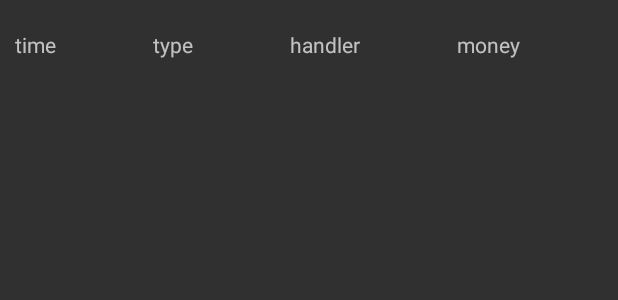
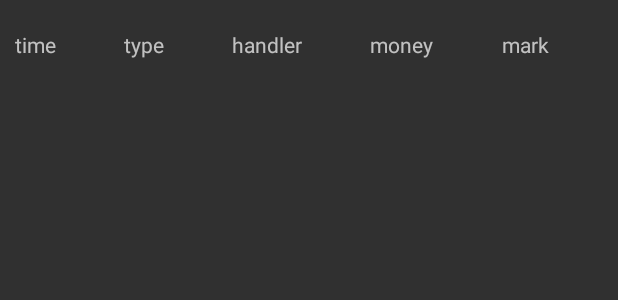
Before and after one commit to hellowch/accountAPP_Android, an Android app: the layout recyclerview_item.xml on its own in the app's theme, with its tools: preview values and no code run, on a phone screen of 412 x 824 dp. Shown: the top 300 px of the screen. Run offline under Robolectric (Android 15) with nearby library versions, the phone set to English and light mode, and no system bars.

Commit message:
完成收入列表\添加新收入支出记录功能

```diff
--- a/app/build.gradle
+++ b/app/build.gradle
@@ -20,6 +20,10 @@ android {
             proguardFiles getDefaultProguardFile('proguard-android-optimize.txt'), 'proguard-rules.pro'
         }
     }
+    compileOptions {
+        targetCompatibility JavaVersion.VERSION_1_8
+        sourceCompatibility JavaVersion.VERSION_1_8
+    }
 }
 
 dependencies {
--- a/app/src/main/java/com/example/finalproject/Adapter/inaccountAdapter.java
+++ b/app/src/main/java/com/example/finalproject/Adapter/inaccountAdapter.java
@@ -41,6 +41,7 @@ public class inaccountAdapter extends RecyclerView.Adapter<inaccountAdapter.View
         holder.recy_type.setText(list.get(position).get("type").toString());
         holder.recy_handler.setText(list.get(position).get("handler").toString());
         holder.recy_money.setText(list.get(position).get("money").toString());
+        holder.recy_mark.setText(list.get(position).get("mark").toString());
     }
 
     @Override
@@ -49,13 +50,14 @@ public class inaccountAdapter extends RecyclerView.Adapter<inaccountAdapter.View
     }
 
     public class ViewHolder extends RecyclerView.ViewHolder {
-        public TextView recy_time,recy_type,recy_handler,recy_money;
+        public TextView recy_time,recy_type,recy_handler,recy_money,recy_mark;
         public ViewHolder(@NonNull View itemView) {
             super(itemView);
             recy_time = itemView.findViewById(R.id.recy_time);
             recy_type = itemView.findViewById(R.id.recy_type);
             recy_handler = itemView.findViewById(R.id.recy_handler);
             recy_money = itemView.findViewById(R.id.recy_money);
+            recy_mark = itemView.findViewById(R.id.recy_mark);
         }
     }
 }
--- a/app/src/main/java/com/example/finalproject/Login.java
+++ b/app/src/main/java/com/example/finalproject/Login.java
@@ -28,8 +28,8 @@ public class Login extends AppCompatActivity {
         final EditText userName = (EditText)findViewById(R.id.userName);
         final EditText passWord = (EditText)findViewById(R.id.passWord);
         final Button login = findViewById(R.id.login);
+
         login.setOnClickListener(new View.OnClickListener() {
-
             @Override
             public void onClick(View v) {
                 new Thread(new Runnable() {   //创建ui，主线程中运行不安全
@@ -45,8 +45,8 @@ public class Login extends AppCompatActivity {
                             Request request = new Request.Builder()
                                     .url("http://192.168.123.188:8080/user/login")   //本电脑的ip地址
                                     .post(RequestBody.create(MediaType.parse("application/json"),json))   //创建http客户端
-//                                    .header("token",token)
                                     .build();  //创造http请求
+
                             Response response = client.newCall(request).execute();  //执行发送的指令 ,若有返回值则储存其中
 
                             String responseData = response.body().string(); //获取返回回来的json结果
--- a/app/src/main/res/layout/activity_main.xml
+++ b/app/src/main/res/layout/activity_main.xml
@@ -67,18 +67,18 @@
         android:id="@+id/newUser"
         android:layout_width="400px"
         android:layout_height="wrap_content"
-        android:layout_marginStart="12dp"
         android:layout_marginTop="36dp"
+        android:layout_marginEnd="47dp"
         android:background="@drawable/bg_btn_redister"
         android:text="注册"
-        app:layout_constraintStart_toEndOf="@+id/login"
+        app:layout_constraintEnd_toEndOf="parent"
         app:layout_constraintTop_toBottomOf="@+id/passWord" />
 
     <Button
         android:id="@+id/login"
         android:layout_width="400px"
         android:layout_height="wrap_content"
-        android:layout_marginStart="52dp"
+        android:layout_marginStart="47dp"
         android:layout_marginTop="36dp"
         android:background="@drawable/bg_btn_redister"
         android:text="登录"
--- a/app/src/main/res/layout/recyclerview_item.xml
+++ b/app/src/main/res/layout/recyclerview_item.xml
@@ -39,6 +39,14 @@
             android:layout_gravity="center"
             android:text="money" />
 
+        <TextView
+            android:id="@+id/recy_mark"
+            android:layout_width="wrap_content"
+            android:layout_height="wrap_content"
+            android:layout_weight="1"
+            android:layout_gravity="center"
+            android:text="mark" />
+
     </LinearLayout>
 
 </RelativeLayout>
```
Also changed, not shown: app/src/main/AndroidManifest.xml (+12 -3 lines), app/src/main/java/com/example/finalproject/MainActivity2.java (+15 -11 lines), app/src/main/res/layout/activity_main2.xml (+10 -0 lines).
